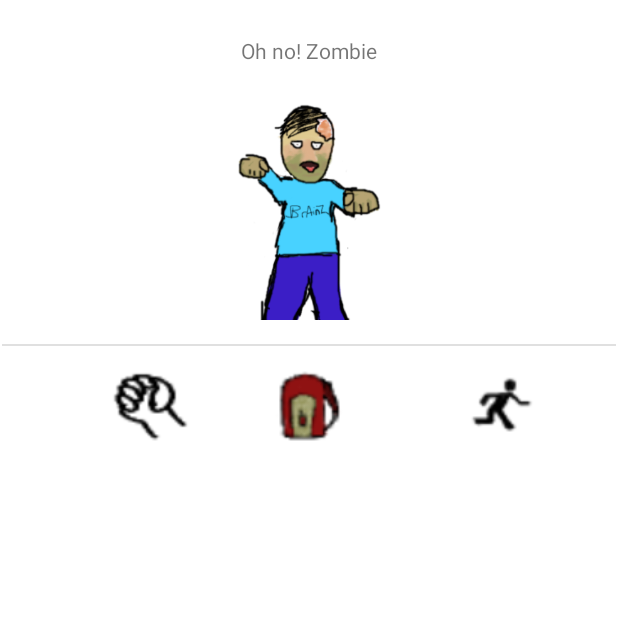
After one commit to Twitchi1003/ZombieAlpha, an Android app: the fragment CombatFragment placed in its activity, on a phone screen of 412 x 824 dp, the top half of it. The commit adds this screen. Run offline under Robolectric (Android 15) with nearby library versions, the phone set to English and light mode, and no system bars; 3 statements that could not run were skipped.

Commit message:
combatFragment Pictures buttons framework in place for full combat

```diff
--- /dev/null
+++ b/app/src/main/java/com/example/zombiealpha/CombatFragment.java
@@ -0,0 +1,100 @@
+package com.example.zombiealpha;
+
+import android.os.Bundle;
+import android.view.LayoutInflater;
+import android.view.View;
+import android.view.ViewGroup;
+import android.widget.ImageButton;
+import android.widget.ImageView;
+import android.widget.TextView;
+import android.widget.Toast;
+
+import androidx.annotation.NonNull;
+import androidx.annotation.Nullable;
+import androidx.fragment.app.Fragment;
+
+import java.util.Random;
+
+public class CombatFragment extends Fragment {
+    @Nullable
+    @Override
+    public View onCreateView(@NonNull LayoutInflater inflater, @Nullable ViewGroup container, @Nullable Bundle savedInstanceState) {
+        View view = inflater.inflate(R.layout.combat_fragment, container, false);
+
+        final Zombie zombie = this.getArguments().getParcelable("bZombie");
+
+
+        TextView Title = view.findViewById(R.id.CombatFragmentTitle);
+        ImageView zombiePicture = view.findViewById(R.id.combatPicture);
+
+        ImageButton fightButton = view.findViewById(R.id.fightButton);
+        ImageButton itemButton = view.findViewById(R.id.inventoryButton);
+        ImageButton runButton = view.findViewById(R.id.escapeButton);//needs new character sheet value, last inventory item.. for picture
+
+        if (surprise()) {zombieTurn();}
+
+        fightButton.setOnClickListener(new View.OnClickListener() {
+            @Override
+            public void onClick(View v) {
+                makeToast("Hit it");
+                //check for weapon in hand
+                //attack roll
+                //damage
+                if (zombie.Health > 0){
+                    zombieTurn();
+                }
+            }
+        });
+
+        itemButton.setOnClickListener(new View.OnClickListener() {
+            @Override
+            public void onClick(View v) {
+                makeToast("Bag Click");
+                //check for item in equip slot
+                //if no item open inventory panel
+                //voodoo that uses item
+                //if z=dead do winscreen()
+                if (zombie.Health > 0){
+                    zombieTurn();
+                }
+            }
+        });
+
+        runButton.setOnClickListener(new View.OnClickListener() {
+            @Override
+            public void onClick(View v) {
+                makeToast("Cheese it!");
+                //make escape roll
+                //if escape winscreen(escape) else
+                if (zombie.Health > 0){
+                    zombieTurn();
+                }
+            }
+        });
+
+
+        return view;
+    }
+
+    private void zombieTurn() {
+        makeToast("GrrrrrrgggG" +
+                "Arrrrrrg");
+    }
+
+    private boolean surprise() {
+        Random rng = new Random();
+        int roll = rng.nextInt(11);
+        int threshold = rng.nextInt(5);
+        //add modifiers here
+        if (roll > threshold) {return true;} else {return false;}
+
+    }
+
+    private void makeToast(String words) {
+
+        Toast.makeText(this.getContext(), words, Toast.LENGTH_SHORT).show();
+
+
+
+    }
+}
--- a/app/src/main/res/layout/activity_zombie_map.xml
+++ b/app/src/main/res/layout/activity_zombie_map.xml
@@ -14,7 +14,14 @@
     tools:context=".ZombieMapActivity" />
 
     <FrameLayout
-        android:id="@+id/lootContainer"
+        android:id="@+id/lootFragment"
+        android:layout_width="match_parent"
+        android:layout_height="wrap_content"
+        android:gravity="center"
+        android:padding="16sp"
+        />
+    <FrameLayout
+        android:id="@+id/ZombieContainer"
         android:layout_width="match_parent"
         android:layout_height="wrap_content"
         android:gravity="center"
--- /dev/null
+++ b/app/src/main/res/layout/combat_fragment.xml
@@ -0,0 +1,73 @@
+<?xml version="1.0" encoding="utf-8"?>
+<androidx.constraintlayout.widget.ConstraintLayout xmlns:android="http://schemas.android.com/apk/res/android"
+    xmlns:app="http://schemas.android.com/apk/res-auto"
+    xmlns:tools="http://schemas.android.com/tools"
+    android:id="@+id/combatContainer"
+    android:layout_width="match_parent"
+    android:layout_height="match_parent"
+    android:background="#FFFFFF">
+
+    <ImageButton
+        android:id="@+id/inventoryButton"
+        android:layout_width="90dp"
+        android:layout_height="48dp"
+        android:layout_marginTop="16dp"
+        android:background="@drawable/temp_inventory_icon"
+        app:layout_constraintEnd_toEndOf="parent"
+        app:layout_constraintStart_toStartOf="parent"
+        app:layout_constraintTop_toBottomOf="@+id/divider" />
+
+    <ImageButton
+        android:id="@+id/fightButton"
+        android:layout_width="90dp"
+        android:layout_height="48dp"
+        android:layout_marginTop="16dp"
+        android:layout_marginEnd="16dp"
+        android:layout_marginRight="16dp"
+        android:background="@drawable/temp_fist"
+        app:layout_constraintEnd_toStartOf="@+id/inventoryButton"
+        app:layout_constraintTop_toBottomOf="@+id/divider" />
+
+    <TextView
+        android:id="@+id/CombatFragmentTitle"
+        android:layout_width="wrap_content"
+        android:layout_height="wrap_content"
+        android:layout_marginTop="16dp"
+        android:padding="8dp"
+        android:text="Oh no! Zombie"
+        app:layout_constraintEnd_toEndOf="parent"
+        app:layout_constraintStart_toStartOf="parent"
+        app:layout_constraintTop_toTopOf="parent" />
+
+    <ImageView
+        android:id="@+id/combatPicture"
+        android:layout_width="97dp"
+        android:layout_height="146dp"
+        android:layout_marginTop="16dp"
+        android:background="@drawable/temp_zombie"
+        app:layout_constraintEnd_toEndOf="parent"
+        app:layout_constraintStart_toStartOf="parent"
+        app:layout_constraintTop_toBottomOf="@+id/CombatFragmentTitle" />
+
+    <View
+        android:id="@+id/divider"
+        android:layout_width="409dp"
+        android:layout_height="1dp"
+        android:layout_marginTop="16dp"
+        android:background="?android:attr/listDivider"
+        app:layout_constraintEnd_toEndOf="parent"
+        app:layout_constraintStart_toStartOf="parent"
+        app:layout_constraintTop_toBottomOf="@+id/combatPicture" />
+
+    <ImageButton
+        android:id="@+id/escapeButton"
+        android:layout_width="90dp"
+        android:layout_height="48dp"
+        android:layout_marginStart="16dp"
+        android:layout_marginLeft="16dp"
+        android:layout_marginTop="16dp"
+        android:background="@drawable/tempexit"
+        app:layout_constraintStart_toEndOf="@+id/inventoryButton"
+        app:layout_constraintTop_toBottomOf="@+id/divider" />
+
+</androidx.constraintlayout.widget.ConstraintLayout>
```
Also changed, not shown: app/src/main/java/com/example/zombiealpha/CharacterSheet.java (+6 -6 lines), app/src/main/java/com/example/zombiealpha/Zombie.java (+20 -11 lines), app/src/main/java/com/example/zombiealpha/ZombieMapActivity.java (+26 -25 lines), app/src/main/res/drawable/temp_fist.png (added), app/src/main/res/drawable/temp_inventory_icon.png (added), app/src/main/res/drawable/temp_zombie.png (added), app/src/main/res/drawable/tempexit.png (added).
